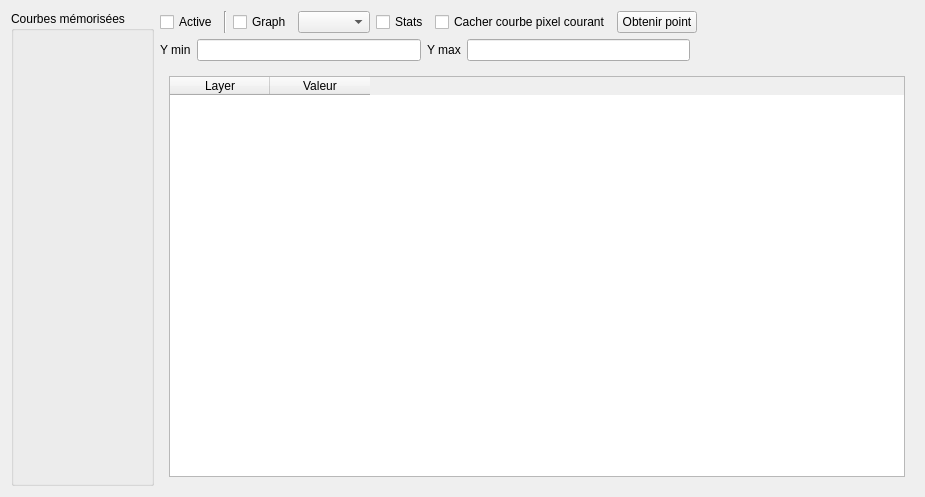
This is valuetool/ui_valuewidgetbase.ui in CS-SI/TerreImage as Qt 5 draws it before an edit. The edited form follows.
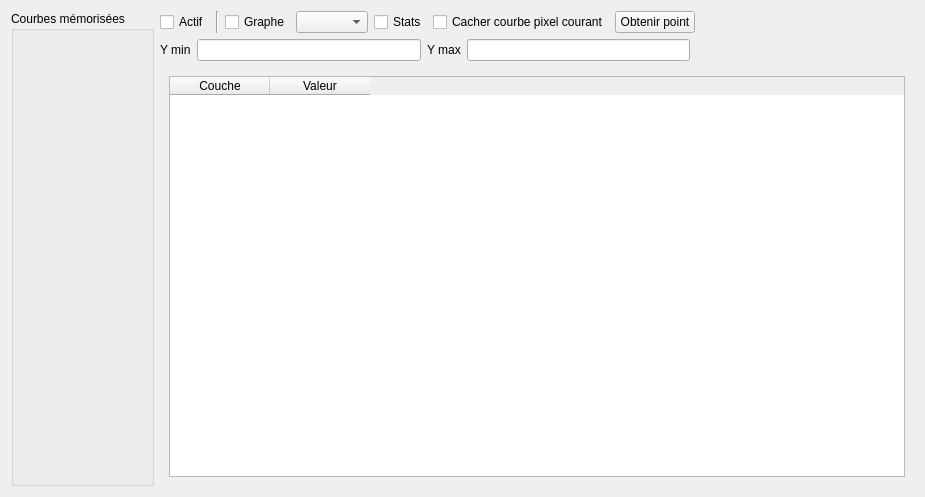
This is the edited form.

Commit message: traduction français

The edit to the form file:
```diff
--- a/valuetool/ui_valuewidgetbase.ui
+++ b/valuetool/ui_valuewidgetbase.ui
@@ -34,7 +34,7 @@
         <string>(Shift+A) to toggle</string>
        </property>
        <property name="text">
-        <string>Active</string>
+        <string>Actif</string>
        </property>
       </widget>
      </item>
@@ -48,7 +48,7 @@
      <item>
       <widget class="QCheckBox" name="cbxGraph">
        <property name="text">
-        <string>Graph</string>
+        <string>Graphe</string>
        </property>
       </widget>
      </item>
@@ -154,7 +154,7 @@
         <widget class="QTableWidget" name="tableWidget">
          <column>
           <property name="text">
-           <string>Layer</string>
+           <string>Couche</string>
           </property>
          </column>
          <column>
```
The commit also changes 1 other file.
